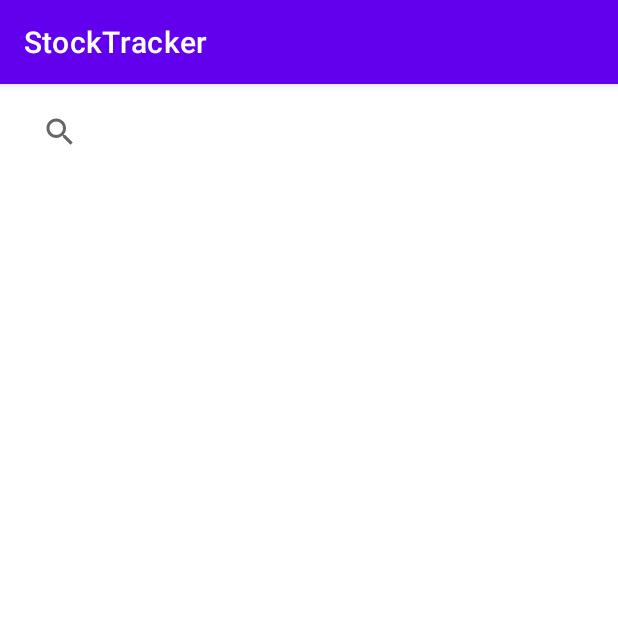
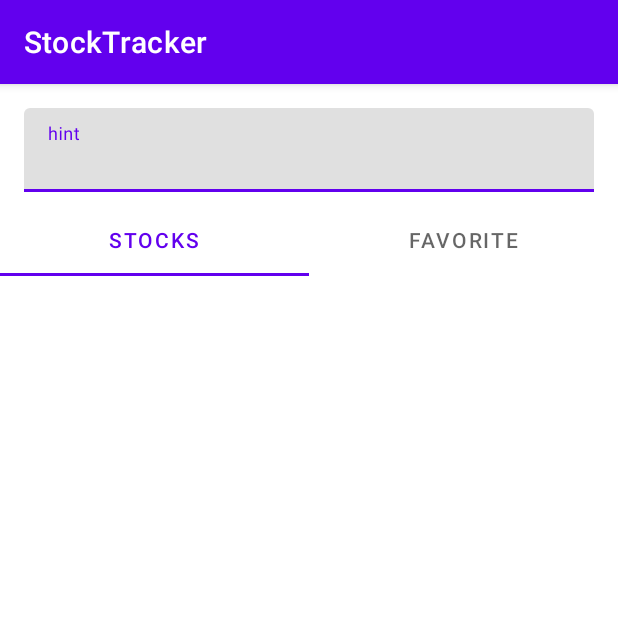
Before and after one commit to MrFiring/StockTracker, an Android app: the screen it shows after launch (MainActivity), on a phone screen of 412 x 824 dp, the top half of it. Run offline under Robolectric (Android 15) with nearby library versions, the phone set to English and light mode, and no system bars; our stand-ins replace Dagger/Hilt's generated code, Room's generated code, paging.

Commit message:
HomeFragment was refactored to use viewPager. FavoriteScreen and Stocks screen implemented. Navigation was fixed.

```diff
--- a/app/src/main/java/ru/mrfiring/stocktracker/presentation/home/HomeFragment.kt
+++ b/app/src/main/java/ru/mrfiring/stocktracker/presentation/home/HomeFragment.kt
@@ -4,100 +4,34 @@ import android.os.Bundle
 import android.view.LayoutInflater
 import android.view.View
 import android.view.ViewGroup
-import android.widget.Toast
 import androidx.fragment.app.Fragment
-import androidx.fragment.app.viewModels
-import androidx.lifecycle.Observer
-import androidx.lifecycle.lifecycleScope
-import androidx.navigation.fragment.findNavController
-import androidx.paging.LoadState
+import com.google.android.material.tabs.TabLayoutMediator
 import dagger.hilt.android.AndroidEntryPoint
-import kotlinx.coroutines.launch
-import ru.mrfiring.stocktracker.databinding.HomeFragmentBinding
+import ru.mrfiring.stocktracker.databinding.FragmentHomeBinding
 
 @AndroidEntryPoint
 class HomeFragment : Fragment() {
 
-    private val homeViewModel: HomeViewModel by viewModels()
-
-    lateinit var binding: HomeFragmentBinding
+    private lateinit var binding: FragmentHomeBinding
 
     override fun onCreateView(
         inflater: LayoutInflater, container: ViewGroup?,
         savedInstanceState: Bundle?
     ): View? {
-        binding = HomeFragmentBinding.inflate(
-            inflater,
-            container,
-            false
-        )
+        binding = FragmentHomeBinding.inflate(inflater, container, false)
 
-        val recyclerAdapter = HomeRecyclerViewAdapter(
-            onClick = {
-                homeViewModel.navigateToDetail(it.symbol)
-            },
-            onLongClick = {
-                homeViewModel.markAsFavorite(it)
+        val pagerAdapter = HomeFragmentPagerAdapter(this)
+
+        binding.homePager.adapter = pagerAdapter
+        TabLayoutMediator(binding.homeTabs, binding.homePager) { tab, position ->
+            tab.text = if (position == 0) {
+                "Stocks"
+            } else {
+                "Favorite"
             }
-        )
-
-
-        recyclerAdapter.addLoadStateListener {
-            if (it.mediator?.refresh is LoadState.Loading) {
-                setIsLoading()
-            }
-            if (it.source.refresh is LoadState.Loading) {
-                setIsLoading()
-            } else {
-                setIsLoaded()
-            }
-
-        }
-
-        binding.stockList.adapter = recyclerAdapter
-
-        homeViewModel.stocks.observe(viewLifecycleOwner, Observer {
-            lifecycleScope.launch {
-                recyclerAdapter.submitData(it)
-            }
-
-        })
-
-        homeViewModel.isNetworkError.observe(viewLifecycleOwner, Observer {
-            if (it) {
-                Toast.makeText(context, "Network error occurred.", Toast.LENGTH_SHORT).show()
-            }
-        })
-
-        binding.searchView.setOnClickListener {
-            homeViewModel.navigateToSearch()
-        }
-
-        homeViewModel.navigateToSearchFragment.observe(viewLifecycleOwner, Observer {
-            if (it) {
-                this.findNavController()
-                    .navigate(HomeFragmentDirections.actionHomeFragmentToSearchFragment())
-            }
-        })
-
-        homeViewModel.navigateToDetailFragment.observe(viewLifecycleOwner) {
-            this.findNavController()
-                .navigate(HomeFragmentDirections.actionHomeFragmentToDetailsFragment(it))
-        }
+        }.attach()
 
         return binding.root
     }
 
-    fun setIsLoading() {
-        binding.searchView.visibility = View.GONE
-        binding.stockList.visibility = View.GONE
-        binding.loadingBar.visibility = View.VISIBLE
-    }
-
-    fun setIsLoaded() {
-        binding.searchView.visibility = View.VISIBLE
-        binding.stockList.visibility = View.VISIBLE
-        binding.loadingBar.visibility = View.GONE
-    }
-
 }
--- /dev/null
+++ b/app/src/main/java/ru/mrfiring/stocktracker/presentation/home/HomeFragmentPagerAdapter.kt
@@ -0,0 +1,28 @@
+package ru.mrfiring.stocktracker.presentation.home
+
+import androidx.fragment.app.Fragment
+import androidx.viewpager2.adapter.FragmentStateAdapter
+import ru.mrfiring.stocktracker.presentation.home.favorite.FavoriteFragment
+import ru.mrfiring.stocktracker.presentation.home.stocks.StocksFragment
+
+private const val NUM_PAGES = 2
+
+class HomeFragmentPagerAdapter(fragment: HomeFragment) : FragmentStateAdapter(fragment) {
+    override fun getItemCount(): Int {
+        return NUM_PAGES
+    }
+
+    override fun createFragment(position: Int): Fragment {
+        return when (position) {
+            0 -> {
+                StocksFragment()
+            }
+            1 -> {
+                FavoriteFragment()
+            }
+            else -> {
+                throw IndexOutOfBoundsException("Position: $position isn't supported")
+            }
+        }
+    }
+}
--- /dev/null
+++ b/app/src/main/java/ru/mrfiring/stocktracker/presentation/home/stocks/StocksFragment.kt
@@ -0,0 +1,95 @@
+package ru.mrfiring.stocktracker.presentation.home.stocks
+
+import android.os.Bundle
+import android.view.LayoutInflater
+import android.view.View
+import android.view.ViewGroup
+import android.widget.Toast
+import androidx.fragment.app.Fragment
+import androidx.fragment.app.viewModels
+import androidx.lifecycle.Observer
+import androidx.lifecycle.lifecycleScope
+import androidx.navigation.fragment.findNavController
+import androidx.paging.LoadState
+import dagger.hilt.android.AndroidEntryPoint
+import kotlinx.coroutines.launch
+import ru.mrfiring.stocktracker.databinding.StocksFragmentBinding
+import ru.mrfiring.stocktracker.presentation.home.HomeFragmentDirections
+
+@AndroidEntryPoint
+class StocksFragment : Fragment() {
+
+    private val stocksViewModel: StocksViewModel by viewModels()
+
+    lateinit var binding: StocksFragmentBinding
+
+    override fun onCreateView(
+        inflater: LayoutInflater, container: ViewGroup?,
+        savedInstanceState: Bundle?
+    ): View? {
+        binding = StocksFragmentBinding.inflate(
+            inflater,
+            container,
+            false
+        )
+
+        val recyclerAdapter = StocksRecyclerViewAdapter(
+            onClick = {
+                stocksViewModel.navigateToDetail(it.symbol)
+            },
+            onLongClick = {
+                stocksViewModel.markAsFavorite(it)
+            }
+        )
+
+
+        recyclerAdapter.addLoadStateListener {
+            if (it.mediator?.refresh is LoadState.Loading) {
+                setIsLoading()
+            }
+            if (it.source.refresh is LoadState.Loading) {
+                setIsLoading()
+            } else {
+                setIsLoaded()
+            }
+
+        }
+
+        binding.stockList.adapter = recyclerAdapter
+
+        stocksViewModel.stocks.observe(viewLifecycleOwner, Observer {
+            lifecycleScope.launch {
+                recyclerAdapter.submitData(it)
+            }
+
+        })
+
+        stocksViewModel.isNetworkError.observe(viewLifecycleOwner, Observer {
+            if (it) {
+                Toast.makeText(context, "Network error occurred.", Toast.LENGTH_SHORT).show()
+            }
+        })
+
+        stocksViewModel.navigateToDetailFragment.observe(viewLifecycleOwner) {
+            this.findNavController()
+                .navigate(
+                    HomeFragmentDirections.actionHomeFragmentToDetailsFragment(
+                        it
+                    )
+                )
+        }
+
+        return binding.root
+    }
+
+    fun setIsLoading() {
+        binding.stockList.visibility = View.GONE
+        binding.loadingBar.visibility = View.VISIBLE
+    }
+
+    fun setIsLoaded() {
+        binding.stockList.visibility = View.VISIBLE
+        binding.loadingBar.visibility = View.GONE
+    }
+
+}
--- a/app/src/main/java/ru/mrfiring/stocktracker/presentation/home/HomeRecyclerViewAdapter.kt
+++ b/app/src/main/java/ru/mrfiring/stocktracker/presentation/home/stocks/StocksRecyclerViewAdapter.kt
@@ -1,4 +1,4 @@
-package ru.mrfiring.stocktracker.presentation.home
+package ru.mrfiring.stocktracker.presentation.home.stocks
 
 import android.view.ViewGroup
 import androidx.paging.PagingDataAdapter
@@ -6,7 +6,7 @@ import ru.mrfiring.stocktracker.domain.DomainStockSymbol
 import ru.mrfiring.stocktracker.presentation.reusable.diffutil.StockSymbolDiffUtilCallback
 import ru.mrfiring.stocktracker.presentation.reusable.viewholder.StockViewHolder
 
-class HomeRecyclerViewAdapter(
+class StocksRecyclerViewAdapter(
     private val onClick: (DomainStockSymbol) -> Unit,
     private val onLongClick: (DomainStockSymbol) -> Unit
 ) : PagingDataAdapter<DomainStockSymbol, StockViewHolder>(
--- a/app/src/main/java/ru/mrfiring/stocktracker/presentation/home/HomeViewModel.kt
+++ b/app/src/main/java/ru/mrfiring/stocktracker/presentation/home/stocks/StocksViewModel.kt
@@ -1,4 +1,4 @@
-package ru.mrfiring.stocktracker.presentation.home
+package ru.mrfiring.stocktracker.presentation.home.stocks
 
 import android.app.Application
 import android.util.Log
@@ -19,7 +19,7 @@ import java.io.IOException
 import javax.inject.Inject
 
 @HiltViewModel
-class HomeViewModel @Inject constructor(
+class StocksViewModel @Inject constructor(
     application: Application,
     private val getStocksAndQuotesLiveDataCase: GetStocksAndQuotesLiveDataCase,
     private val refreshQuotesUseCase: RefreshQuotesUseCase,
--- /dev/null
+++ b/app/src/main/res/layout/fragment_home.xml
@@ -0,0 +1,43 @@
+<?xml version="1.0" encoding="utf-8"?>
+<androidx.constraintlayout.widget.ConstraintLayout xmlns:android="http://schemas.android.com/apk/res/android"
+    xmlns:app="http://schemas.android.com/apk/res-auto"
+    android:layout_width="match_parent"
+    android:layout_height="match_parent">
+
+
+    <com.google.android.material.textfield.TextInputLayout
+        android:id="@+id/homeSearch"
+        android:layout_width="0dp"
+        android:layout_height="wrap_content"
+        android:layout_marginStart="16dp"
+        android:layout_marginTop="16dp"
+        android:layout_marginEnd="16dp"
+        app:layout_constraintEnd_toEndOf="parent"
+        app:layout_constraintStart_toStartOf="parent"
+        app:layout_constraintTop_toTopOf="parent">
+
+        <com.google.android.material.textfield.TextInputEditText
+            android:layout_width="match_parent"
+            android:layout_height="wrap_content"
+            android:hint="hint" />
+    </com.google.android.material.textfield.TextInputLayout>
+
+    <com.google.android.material.tabs.TabLayout
+        android:id="@+id/homeTabs"
+        android:layout_width="0dp"
+        android:layout_height="wrap_content"
+        android:layout_marginTop="8dp"
+        app:layout_constraintEnd_toEndOf="parent"
+        app:layout_constraintStart_toStartOf="parent"
+        app:layout_constraintTop_toBottomOf="@+id/homeSearch" />
+
+    <androidx.viewpager2.widget.ViewPager2
+        android:id="@+id/homePager"
+        android:layout_width="0dp"
+        android:layout_height="0dp"
+        android:layout_marginTop="16dp"
+        app:layout_constraintBottom_toBottomOf="parent"
+        app:layout_constraintEnd_toEndOf="parent"
+        app:layout_constraintStart_toStartOf="parent"
+        app:layout_constraintTop_toBottomOf="@id/homeTabs" />
+</androidx.constraintlayout.widget.ConstraintLayout>
--- a/app/src/main/res/layout/home_fragment.xml
+++ b/app/src/main/res/layout/stocks_fragment.xml
@@ -25,21 +25,6 @@
         app:layout_constraintBottom_toBottomOf="parent"
         app:layout_constraintEnd_toEndOf="parent"
         app:layout_constraintStart_toStartOf="parent"
-        app:layout_constraintTop_toBottomOf="@+id/search_view" />
-
-    <SearchView
-        android:id="@+id/search_view"
-        android:layout_width="match_parent"
-        android:layout_height="32dp"
-        android:layout_marginStart="16dp"
-        android:layout_marginTop="16dp"
-        android:layout_marginEnd="16dp"
-        app:layout_constraintBottom_toTopOf="@id/stock_list"
-        app:layout_constraintEnd_toEndOf="parent"
-        app:layout_constraintStart_toStartOf="parent"
-        app:layout_constraintTop_toTopOf="parent"
-        app:layout_constraintVertical_bias="0.0">
-
-    </SearchView>
+        app:layout_constraintTop_toTopOf="parent" />
 
 </androidx.constraintlayout.widget.ConstraintLayout>
```
Also changed, not shown: app/src/main/java/ru/mrfiring/stocktracker/presentation/home/favorite/FavoriteFragment.kt (+10 -1 lines), app/src/main/res/layout/fragment_favorite.xml (+1 -41 lines), app/src/main/res/navigation/navigation.xml (+11 -11 lines).
